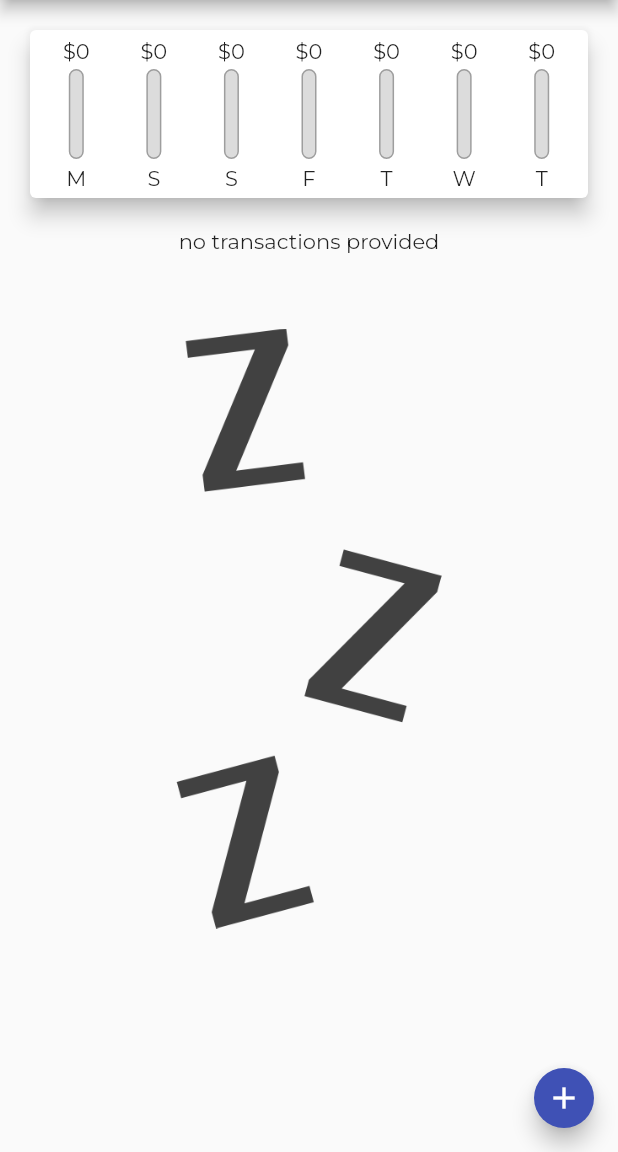
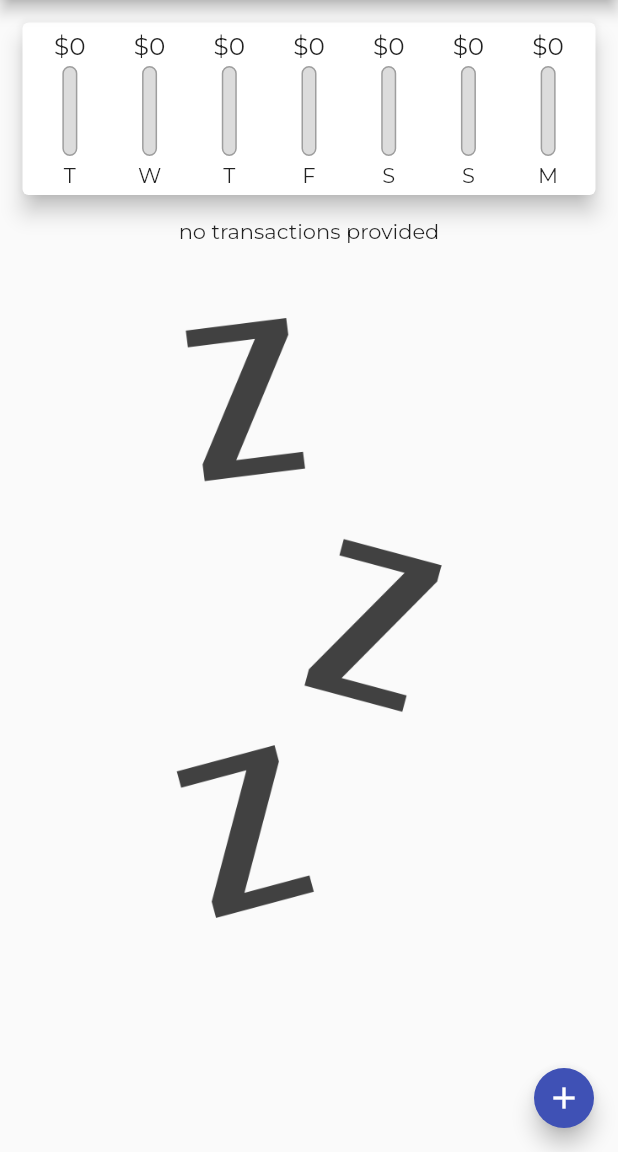
Before and after one commit to bobend212/expenses_flutter, a Flutter app: the screen it shows after launch, on a phone screen of 412 x 824 dp, the part 84-1236 px from its top. Run offline on Flutter 3.47's test engine with Material 2 defaults, Android fonts, the phone set to English and light mode, and no system bars.

Commit message:
ListTile widget and deleting logic implemented + final touches

```diff
--- a/lib/main.dart
+++ b/lib/main.dart
@@ -15,7 +15,10 @@ class MyApp extends StatelessWidget {
     return MaterialApp(
       debugShowCheckedModeBanner: false,
       title: 'Flutter App',
-      theme: ThemeData(primarySwatch: Colors.indigo, fontFamily: 'Montserrat'),
+      theme: ThemeData(
+          primarySwatch: Colors.indigo,
+          fontFamily: 'Montserrat',
+          errorColor: Colors.red[200]),
       home: MyHomePage(),
     );
   }
@@ -46,12 +49,13 @@ class _MyHomePageState extends State<MyHomePage> {
     }).toList();
   }
 
-  void _addNewTransaction(String txTitle, double txAmount) {
+  void _addNewTransaction(
+      String txTitle, double txAmount, DateTime chosenDate) {
     final newTransaction = Transaction(
         id: DateTime.now().toString(),
         title: txTitle,
         amount: txAmount,
-        date: DateTime.now());
+        date: chosenDate);
 
     setState(() {
       _userTransactions.add(newTransaction);
@@ -64,6 +68,14 @@ class _MyHomePageState extends State<MyHomePage> {
         builder: (_) {
           return NewTransaction(_addNewTransaction);
         });
+  }
+
+  void _deleteTransaction(String id) {
+    setState(() {
+      _userTransactions.removeWhere((element) {
+        return element.id == id;
+      });
+    });
   }
 
   @override
@@ -82,16 +94,8 @@ class _MyHomePageState extends State<MyHomePage> {
             mainAxisAlignment: MainAxisAlignment.start,
             crossAxisAlignment: CrossAxisAlignment.stretch,
             children: [
-              // Card(
-              //   child: Container(
-              //     child: Text('CHART'),
-              //     width: double.infinity,
-              //     //color: Theme.of(context).primaryColor,
-              //   ),
-              //   elevation: 5,
-              // ),
               Chart(_recentTransactions),
-              TransactionList(_userTransactions)
+              TransactionList(_userTransactions, _deleteTransaction)
             ]),
       ),
       floatingActionButton: Container(
--- a/lib/widgets/chart.dart
+++ b/lib/widgets/chart.dart
@@ -30,7 +30,7 @@ class Chart extends StatelessWidget {
         'day': DateFormat.E().format(weekDay).substring(0, 1),
         'amount': totalSum
       };
-    });
+    }).reversed.toList();
   }
 
   double get totalSpending {
@@ -44,7 +44,7 @@ class Chart extends StatelessWidget {
     print(groupedTransactionValues);
     return Card(
       elevation: 6,
-      margin: EdgeInsets.all(20),
+      margin: EdgeInsets.all(15),
       child: Padding(
         padding: EdgeInsets.all(5),
         child: Row(
--- a/lib/widgets/chart_bar.dart
+++ b/lib/widgets/chart_bar.dart
@@ -11,7 +11,10 @@ class ChartBar extends StatelessWidget {
   Widget build(BuildContext context) {
     return Column(
       children: [
-        FittedBox(child: Text('\$${spendingAmount.toStringAsFixed(0)}')),
+        Container(
+            height: 20,
+            child: FittedBox(
+                child: Text('\$${spendingAmount.toStringAsFixed(0)}'))),
         SizedBox(
           height: 4,
         ),
```
Also changed, not shown: lib/widgets/new_transaction.dart (+52 -14 lines), lib/widgets/transaction_list.dart (+24 -33 lines).
